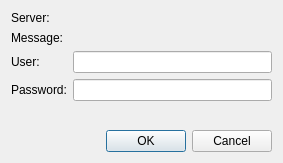
The window that src/ui/AuthenticationDialog.ui (OtterBrowser/otter-browser) describes before a commit, drawn with Qt 5.
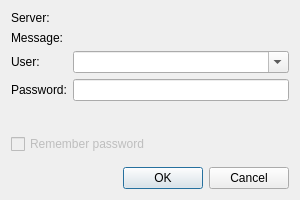
The same window after the commit.

Commit message: Update authentication dialog controls for easier passwords manager integration

Patch:
```diff
--- a/src/ui/AuthenticationDialog.ui
+++ b/src/ui/AuthenticationDialog.ui
@@ -6,8 +6,8 @@
    <rect>
     <x>0</x>
     <y>0</y>
-    <width>283</width>
-    <height>163</height>
+    <width>300</width>
+    <height>200</height>
    </rect>
   </property>
   <property name="windowTitle">
@@ -50,35 +50,6 @@
        </property>
       </widget>
      </item>
-     <item row="0" column="1">
-      <widget class="QLabel" name="serverValueLabel">
-       <property name="text">
-        <string/>
-       </property>
-       <property name="textFormat">
-        <enum>Qt::PlainText</enum>
-       </property>
-       <property name="textInteractionFlags">
-        <set>Qt::TextSelectableByKeyboard|Qt::TextSelectableByMouse</set>
-       </property>
-      </widget>
-     </item>
-     <item row="1" column="1">
-      <widget class="QLabel" name="messageValueLabel">
-       <property name="text">
-        <string/>
-       </property>
-       <property name="textFormat">
-        <enum>Qt::PlainText</enum>
-       </property>
-       <property name="textInteractionFlags">
-        <set>Qt::TextSelectableByKeyboard|Qt::TextSelectableByMouse</set>
-       </property>
-      </widget>
-     </item>
-     <item row="2" column="1">
-      <widget class="QLineEdit" name="userLineEdit"/>
-     </item>
      <item row="3" column="1">
       <widget class="QLineEdit" name="passwordLineEdit">
        <property name="echoMode">
@@ -86,8 +57,32 @@
        </property>
       </widget>
      </item>
+     <item row="2" column="1">
+      <widget class="QComboBox" name="userComboBox">
+       <property name="editable">
+        <bool>true</bool>
+       </property>
+      </widget>
+     </item>
     </layout>
    </item>
+   <item>
+    <widget class="QCheckBox" name="rememberPasswordCheckBox">
+     <property name="enabled">
+      <bool>false</bool>
+     </property>
+     <property name="text">
+      <string>Remember password</string>
+     </property>
+    </widget>
+   </item>
+   <item>
+    <spacer name="spacer">
+     <property name="orientation">
+      <enum>Qt::Vertical</enum>
+     </property>
+    </spacer>
+   </item>
    <item>
     <widget class="QDialogButtonBox" name="buttonBox">
      <property name="orientation">
```
Left out of the diff: 33 changed lines with no effect on the pictures. The commit also changes 1 other file.
